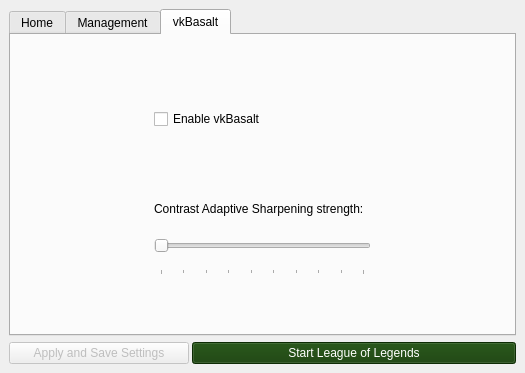
First picture: the form in src/installer.ui, repository polkaulfield/lol-for-linux-installer, before the edit.
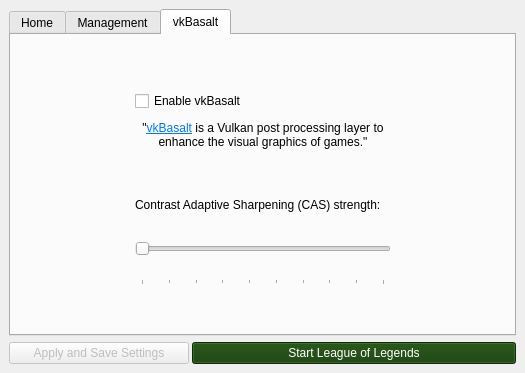
Second picture: the form after the edit. The open tabs and pages were chosen to show the change. Icons and pictures are not drawn.

The edit to the form file:
```diff
--- a/src/installer.ui
+++ b/src/installer.ui
@@ -807,6 +807,9 @@
                    <property name="orientation">
                     <enum>Qt::Vertical</enum>
                    </property>
+                   <property name="sizeType">
+                    <enum>QSizePolicy::Preferred</enum>
+                   </property>
                    <property name="sizeHint" stdset="0">
                     <size>
                      <width>20</width>
@@ -818,7 +821,7 @@
                  <item row="4" column="1">
                   <layout class="QHBoxLayout" name="horizontalLayout_6">
                    <property name="spacing">
-                    <number>0</number>
+                    <number>3</number>
                    </property>
                    <property name="sizeConstraint">
                     <enum>QLayout::SetMaximumSize</enum>
@@ -832,7 +835,7 @@
                    <item>
                     <widget class="QLabel" name="vkbasaltlabel">
                      <property name="text">
-                      <string>Contrast Adaptive Sharpening strength:</string>
+                      <string>Contrast Adaptive Sharpening (CAS) strength:</string>
                      </property>
                     </widget>
                    </item>
@@ -846,6 +849,9 @@
                    <property name="orientation">
                     <enum>Qt::Vertical</enum>
                    </property>
+                   <property name="sizeType">
+                    <enum>QSizePolicy::Preferred</enum>
+                   </property>
                    <property name="sizeHint" stdset="0">
                     <size>
                      <width>20</width>
@@ -885,6 +891,9 @@
                    <property name="orientation">
                     <enum>Qt::Vertical</enum>
                    </property>
+                   <property name="sizeType">
+                    <enum>QSizePolicy::Preferred</enum>
+                   </property>
                    <property name="sizeHint" stdset="0">
                     <size>
                      <width>20</width>
@@ -933,6 +942,50 @@
                      </property>
                     </widget>
                    </item>
+                   <item>
+                    <spacer name="verticalSpacer_15">
+                     <property name="orientation">
+                      <enum>Qt::Vertical</enum>
+                     </property>
+                     <property name="sizeType">
+                      <enum>QSizePolicy::Minimum</enum>
+                     </property>
+                     <property name="sizeHint" stdset="0">
+                      <size>
+                       <width>1</width>
+                       <height>3</height>
+                      </size>
+                     </property>
+                    </spacer>
+                   </item>
+                   <item>
+                    <widget class="QLabel" name="label">
+                     <property name="autoFillBackground">
+                      <bool>false</bool>
+                     </property>
+                     <property name="frameShape">
+                      <enum>QFrame::NoFrame</enum>
+                     </property>
+                     <property name="frameShadow">
+                      <enum>QFrame::Plain</enum>
+                     </property>
+                     <property name="text">
+                      <string>&lt;html&gt;&lt;head/&gt;&lt;body&gt;&lt;p align=&quot;center&quot;&gt;&amp;quot;&lt;a href=&quot;https://github.com/DadSchoorse/vkBasalt&quot;&gt;&lt;span style=&quot; text-decoration: underline; color:#007af4;&quot;&gt;vkBasalt&lt;/span&gt;&lt;/a&gt; is a Vulkan post processing layer to enhance the visual graphics of games.&amp;quot;&lt;/p&gt;&lt;/body&gt;&lt;/html&gt;</string>
+                     </property>
+                     <property name="textFormat">
+                      <enum>Qt::AutoText</enum>
+                     </property>
+                     <property name="scaledContents">
+                      <bool>false</bool>
+                     </property>
+                     <property name="wordWrap">
+                      <bool>true</bool>
+                     </property>
+                     <property name="openExternalLinks">
+                      <bool>true</bool>
+                     </property>
+                    </widget>
+                   </item>
                   </layout>
                  </item>
                  <item row="5" column="1">
```
Left out of the diff: 4 changed lines with no effect on the pictures.
